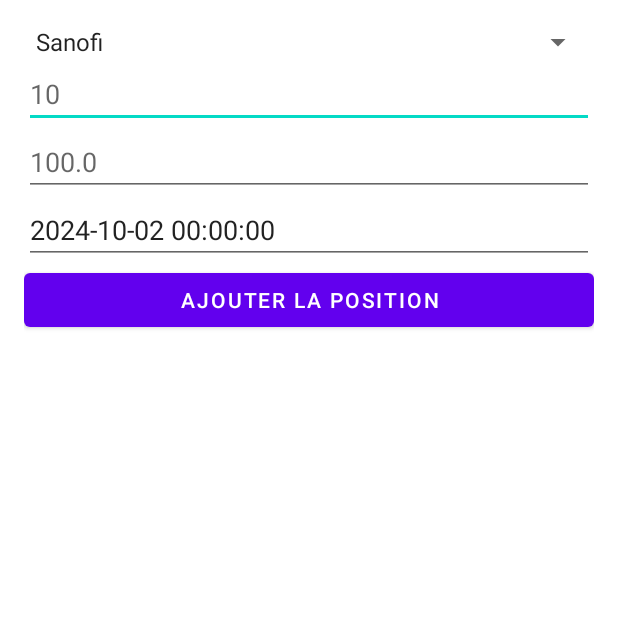
After one commit to alexandrerodenas/portfolio-stock-exchange-app, an Android app built with Jetpack Compose: the CreatePositionActivity screen opened directly, with no data from a screen before it, on a phone screen of 412 x 824 dp, the top half of it. The commit adds this screen. Run offline under Robolectric (Android 15) with nearby library versions, the phone set to English and light mode, and no system bars; our stand-ins replace Room's generated code.

Commit message:
Can add position from UI

```diff
--- a/app/src/main/AndroidManifest.xml
+++ b/app/src/main/AndroidManifest.xml
@@ -16,6 +16,7 @@
         tools:targetApi="31">
         <activity android:name=".ui.activity.PositionsActivity"/>
         <activity android:name=".ui.activity.ChartActivity"/>
+        <activity android:name=".ui.activity.CreatePositionActivity"/>
         <activity
             android:name=".MainActivity"
             android:exported="true"
--- a/app/src/main/java/com/example/portfolio/database/AppDatabase.kt
+++ b/app/src/main/java/com/example/portfolio/database/AppDatabase.kt
@@ -47,16 +47,17 @@
         }).build()
 
         val STOCKS = listOf(
-            StockDB("^FCHI", "CAC40", false),
-            StockDB("SAN.PA", "Sanofi", false),
-            StockDB("AC.PA", "Accor", false),
-            StockDB("ORA.PA", "Orange", false),
-            StockDB("BNP.PA", "BNP", false),
-            StockDB("STLAP.PA", "Stellantis", true),
-            StockDB("ATO.PA", "Atos", false),
-            StockDB("UBI.PA", "Ubisoft", false),
-            StockDB("RNO.PA", "Renault", false),
-            StockDB("WPEA.PA", "IShares", true)
+            StockDB("^FCHI", "CAC40", isForeign = false, isIndex = true),
+            StockDB("SAN.PA", "Sanofi", isForeign = false, isIndex = false),
+            StockDB("AC.PA", "Accor", isForeign = false, isIndex = false),
+            StockDB("ORA.PA", "Orange", isForeign = false, isIndex = false),
+            StockDB("BNP.PA", "BNP", isForeign = false, isIndex = false),
+            StockDB("STLAP.PA", "Stellantis", isForeign = true, isIndex = false),
+            StockDB("ATO.PA", "Atos", isForeign = false, isIndex = false),
+            StockDB("UBI.PA", "Ubisoft", isForeign = false, isIndex = false),
+            StockDB("RNO.PA", "Renault", isForeign = false, isIndex = false),
+            StockDB("WPEA.PA", "IShares", isForeign = true, isIndex = false),
+            StockDB("ESE.PA", "BNP S&P500", isForeign = true, isIndex = false)
         )
 
         @RequiresApi(Build.VERSION_CODES.O)
--- a/app/src/main/java/com/example/portfolio/database/model/StockDB.kt
+++ b/app/src/main/java/com/example/portfolio/database/model/StockDB.kt
@@ -8,14 +8,16 @@
 data class StockDB(
     @PrimaryKey val symbol: String,
     val name: String,
-    val isForeign: Boolean
+    val isForeign: Boolean,
+    val isIndex: Boolean,
 ) {
 
     fun mapToDomain(): Stock {
         return Stock(
             name = this.name,
             symbol = this.symbol,
-            isForeign = this.isForeign
+            isForeign = this.isForeign,
+            isIndex = this.isIndex
         )
     }
 }
--- a/app/src/main/java/com/example/portfolio/domain/dao/StockDao.kt
+++ b/app/src/main/java/com/example/portfolio/domain/dao/StockDao.kt
@@ -12,6 +12,9 @@
     @Query("SELECT * FROM stocks")
     fun getAll(): Flow<List<StockDB>>
 
+    @Query("SELECT * FROM stocks WHERE not isIndex")
+    fun getAllButIndex(): Flow<List<StockDB>>
+
     @Insert(onConflict = OnConflictStrategy.REPLACE)
     fun insert(stocks: List<StockDB>)
 
--- a/app/src/main/java/com/example/portfolio/domain/model/Stock.kt
+++ b/app/src/main/java/com/example/portfolio/domain/model/Stock.kt
@@ -7,5 +7,6 @@
 data class Stock (
     val name: String,
     val symbol: String,
-    val isForeign: Boolean
+    val isForeign: Boolean,
+    val isIndex: Boolean
 ) : Parcelable
--- /dev/null
+++ b/app/src/main/java/com/example/portfolio/ui/activity/CreatePositionActivity.kt
@@ -0,0 +1,112 @@
+package com.example.portfolio.ui.activity
+
+import android.os.Build
+import android.os.Bundle
+import android.text.Editable
+import android.view.View
+import android.widget.*
+import androidx.annotation.RequiresApi
+import androidx.appcompat.app.AppCompatActivity
+import androidx.lifecycle.lifecycleScope
+import com.example.portfolio.R
+import com.example.portfolio.database.AppDatabase
+import com.example.portfolio.database.model.PositionDB
+import kotlinx.coroutines.Dispatchers
+import kotlinx.coroutines.launch
+import kotlinx.coroutines.withContext
+import java.time.LocalDateTime
+import java.time.format.DateTimeFormatter
+
+class CreatePositionActivity : AppCompatActivity() {
+
+    private lateinit var stockSymbolSpinner: Spinner
+    private lateinit var numberOfSharesEditText: EditText
+    private lateinit var buyPriceEditText: EditText
+    private lateinit var dateEditText: EditText
+    private lateinit var submitPositionButton: Button
+
+    private var selectedStockSymbol: String? = null
+
+    @RequiresApi(Build.VERSION_CODES.O)
+    override fun onCreate(savedInstanceState: Bundle?) {
+        super.onCreate(savedInstanceState)
+        setContentView(R.layout.activity_create_position)
+
+        stockSymbolSpinner = findViewById(R.id.stockSymbolSpinner)
+        numberOfSharesEditText = findViewById(R.id.numberOfSharesEditText)
+        buyPriceEditText = findViewById(R.id.buyPriceEditText)
+        dateEditText = findViewById(R.id.dateEditText)
+        submitPositionButton = findViewById(R.id.submitPositionButton)
+
+        dateEditText.setText(getDateOfNow())
+        populateStockSpinner()
+
+        submitPositionButton.setOnClickListener {
+            val stockSymbol = selectedStockSymbol
+            val numberOfShares = numberOfSharesEditText.text.toString().toIntOrNull()
+            val buyPrice = buyPriceEditText.text.toString().toDoubleOrNull()
+            val dateString = dateEditText.text.toString()
+
+            if (stockSymbol.isNullOrEmpty() || numberOfShares == null || buyPrice == null || dateString.isEmpty()) {
+                Toast.makeText(this, R.string.error_input_invalid, Toast.LENGTH_SHORT).show()
+                return@setOnClickListener
+            }
+
+            val positionDB = PositionDB(
+                stockSymbol = stockSymbol,
+                number = numberOfShares,
+                buy = buyPrice,
+                date = dateString
+            )
+
+            insertPositionIntoDB(positionDB)
+        }
+    }
+
+    private fun populateStockSpinner() {
+        val stockDao = AppDatabase.getInstance(this).stockDao()
+
+        lifecycleScope.launch {
+            stockDao.getAllButIndex().collect { stockList ->
+                val stocksNames = stockList.map { it.name }
+                val adapter = ArrayAdapter(this@CreatePositionActivity, android.R.layout.simple_spinner_item, stocksNames)
+                adapter.setDropDownViewResource(android.R.layout.simple_spinner_dropdown_item)
+                stockSymbolSpinner.adapter = adapter
+
+                stockSymbolSpinner.onItemSelectedListener = object : AdapterView.OnItemSelectedListener {
+                    override fun onItemSelected(parent: AdapterView<*>?, view: View?, position: Int, id: Long) {
+                        selectedStockSymbol = stockList[position].symbol
+                    }
+
+                    override fun onNothingSelected(parent: AdapterView<*>?) {
+                        selectedStockSymbol = null
+                    }
+                }
+            }
+        }
+    }
+
+    private fun insertPositionIntoDB(positionDB: PositionDB) {
+        val positionDao = AppDatabase.getInstance(this).positionDao()
+
+        lifecycleScope.launch(Dispatchers.IO) {
+            positionDao.insert(listOf(positionDB))
+            withContext(Dispatchers.Main) {
+                Toast.makeText(this@CreatePositionActivity, R.string.position_added, Toast.LENGTH_SHORT).show()
+                finish() // Close the activity after insertion
+            }
+        }
+    }
+
+    @RequiresApi(Build.VERSION_CODES.O)
+    private fun getDateOfNow(): String? {
+        val currentDateTime = LocalDateTime.now()
+            .withHour(0)
+            .withMinute(0)
+            .withSecond(0)
+            .withNano(0)
+
+        val formatter = DateTimeFormatter.ofPattern("yyyy-MM-dd HH:mm:ss")
+        return currentDateTime.format(formatter)
+    }
+}
--- /dev/null
+++ b/app/src/main/res/drawable/add.xml
@@ -0,0 +1,5 @@
+<vector xmlns:android="http://schemas.android.com/apk/res/android" android:height="24dp" android:tint="#000000" android:viewportHeight="24" android:viewportWidth="24" android:width="24dp">
+
+    <path android:fillColor="@android:color/white" android:pathData="M19,13h-6v6h-2v-6H5v-2h6V5h2v6h6v2z"/>
+
+</vector>
--- /dev/null
+++ b/app/src/main/res/layout/activity_create_position.xml
@@ -0,0 +1,44 @@
+<!-- res/layout/activity_create_position.xml -->
+<LinearLayout xmlns:android="http://schemas.android.com/apk/res/android"
+    android:layout_width="match_parent"
+    android:layout_height="match_parent"
+    android:orientation="vertical"
+    android:padding="16dp">
+
+    <Spinner
+        android:id="@+id/stockSymbolSpinner"
+        android:layout_width="match_parent"
+        android:layout_height="wrap_content"
+        android:spinnerMode="dropdown" />
+
+    <EditText
+        android:id="@+id/numberOfSharesEditText"
+        android:layout_width="match_parent"
+        android:layout_height="wrap_content"
+        android:autofillHints="0"
+        android:hint="@string/number_of_shares"
+        android:inputType="number" />
+
+    <EditText
+        android:id="@+id/buyPriceEditText"
+        android:layout_width="match_parent"
+        android:layout_height="wrap_content"
+        android:autofillHints="0.0"
+        android:hint="@string/buy_price"
+        android:inputType="numberDecimal" />
+
+    <EditText
+        android:id="@+id/dateEditText"
+        android:layout_width="match_parent"
+        android:layout_height="wrap_content"
+        android:autofillHints=""
+        android:hint="@string/date"
+        android:inputType="date" />
+
+    <Button
+        android:id="@+id/submitPositionButton"
+        android:layout_width="match_parent"
+        android:layout_height="wrap_content"
+        android:text="@string/add_position" />
+
+</LinearLayout>
--- a/app/src/main/res/values/strings.xml
+++ b/app/src/main/res/values/strings.xml
@@ -18,5 +18,14 @@
     <string name="top_3_stocks">Top 3</string>
     <string name="flop_3_stocks">Flop 3</string>
     <string name="arrow_description">voir graphique sur la journée</string>
+    <string name="create_new_stock">ajouter un élément</string>
+    <string name="stock_symbol">SAN.PA</string>
+    <string name="number_of_shares">10</string>
+    <string name="buy_price">100.0</string>
+    <string name="date">yyyy-MM-dd HH:mm:ss</string>
+    <string name="add_position">Ajouter la position</string>
+    <string name="error_input_invalid">Formulaire invalide</string>
+    <string name="error_date_invalid">Date invalide</string>
+    <string name="position_added">Position ajoutée</string>
 
 </resources>
```
Also changed, not shown: app/src/main/java/com/example/portfolio/ui/activity/PositionsActivity.kt (+9 -0 lines), app/src/main/res/layout/activity_positions.xml (+16 -3 lines).
